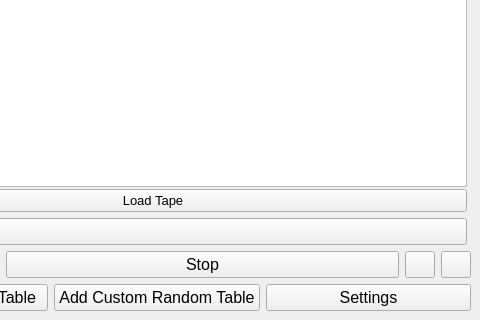
fabioalves98/TuringsMachineGenerator, file Qt/TuringsMachineSimulator/usermachines.ui: the form before one commit; both pictures show x 800 to 1280 and y 400 to 720 of the 1280 by 720 pixel window.
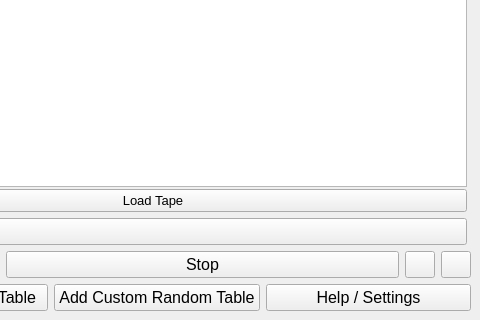
The form after the commit.

Commit message: Quick random table settings added

```diff
--- a/Qt/TuringsMachineSimulator/usermachines.ui
+++ b/Qt/TuringsMachineSimulator/usermachines.ui
@@ -366,7 +366,7 @@
          </font>
         </property>
         <property name="text">
-         <string>Settings</string>
+         <string>Help / Settings</string>
         </property>
        </widget>
       </item>
```
The commit also changes 16 other files.
